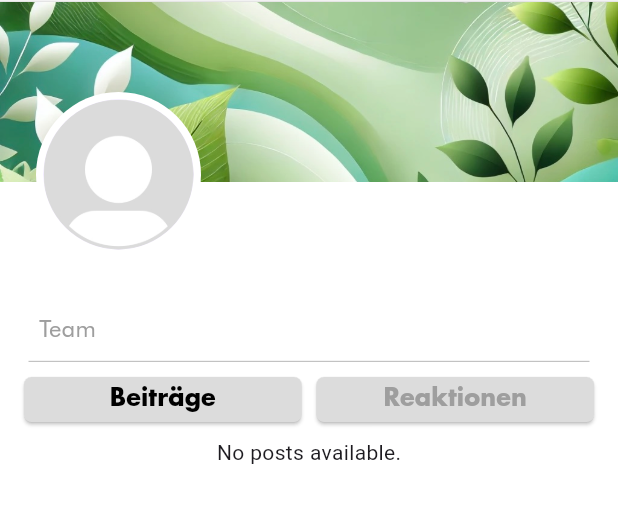
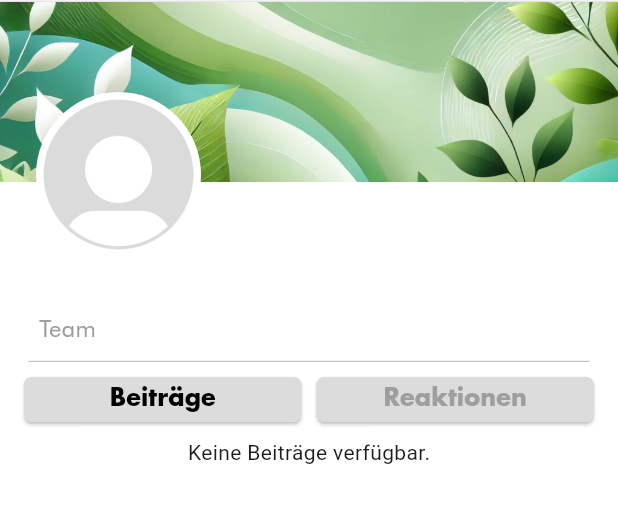
Before and after one commit to kvdthuesen/positeams_programmierung2, a Flutter app: the MyProfile screen opened directly, on a phone screen of 412 x 824 dp, the part 82-605 px from its top. Run offline on Flutter 3.47's test engine with Material 3 defaults, Android fonts, the light colour scheme and no system bars; our stand-ins replace cloud_firestore, firebase_auth, firebase_core, firebase_storage, image_picker; accounts and stored records are empty; Roboto replaces fonts that are missing (Futura).

```diff
--- a/lib/pages/menu_page.dart
+++ b/lib/pages/menu_page.dart
@@ -2,7 +2,6 @@ import 'package:flutter/material.dart';
 import 'package:firebase_auth/firebase_auth.dart';
 import 'package:positeams_programmierung2/pages/main_screen.dart';
 import 'package:positeams_programmierung2/pages/authentication_page.dart';
-import 'package:positeams_programmierung2/components/editProfile_page.dart'; // Import für die neue Profilseite
 import 'package:positeams_programmierung2/components/appbar.dart';
 
 // Defines custom colors
@@ -64,10 +63,6 @@ class _MenuPageState extends State<MenuPage> with AutomaticKeepAliveClientMixin
               ListTile(
                 title: Text('Passwort oder Namen ändern', style: _contentStyle), // Text for the list item - account settings
                 onTap: () {
-                  Navigator.push(
-                    context,
-                    MaterialPageRoute(builder: (context) => const EditProfilePage()),
-                  ); // Navigate to EditProfilePage
                 },
               ),
               ListTile(
--- a/lib/pages/myprofile_page.dart
+++ b/lib/pages/myprofile_page.dart
@@ -213,7 +213,7 @@ class _MyProfileState extends State<MyProfile> {
                     final posts = snapshot.data?.docs ?? [];
 
                     if (posts.isEmpty) {
-                      return const Center(child: Text('No posts available.'));
+                      return const Center(child: Text('Keine Beiträge verfügbar.'));
                     }
 
                     return Column(
```
